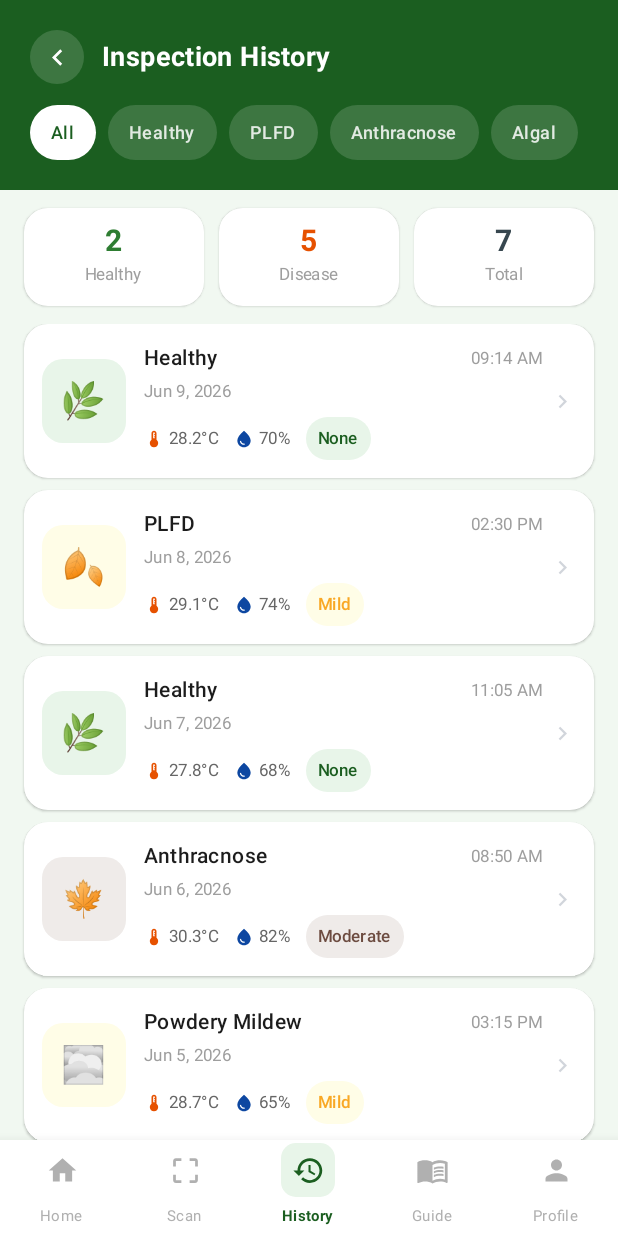
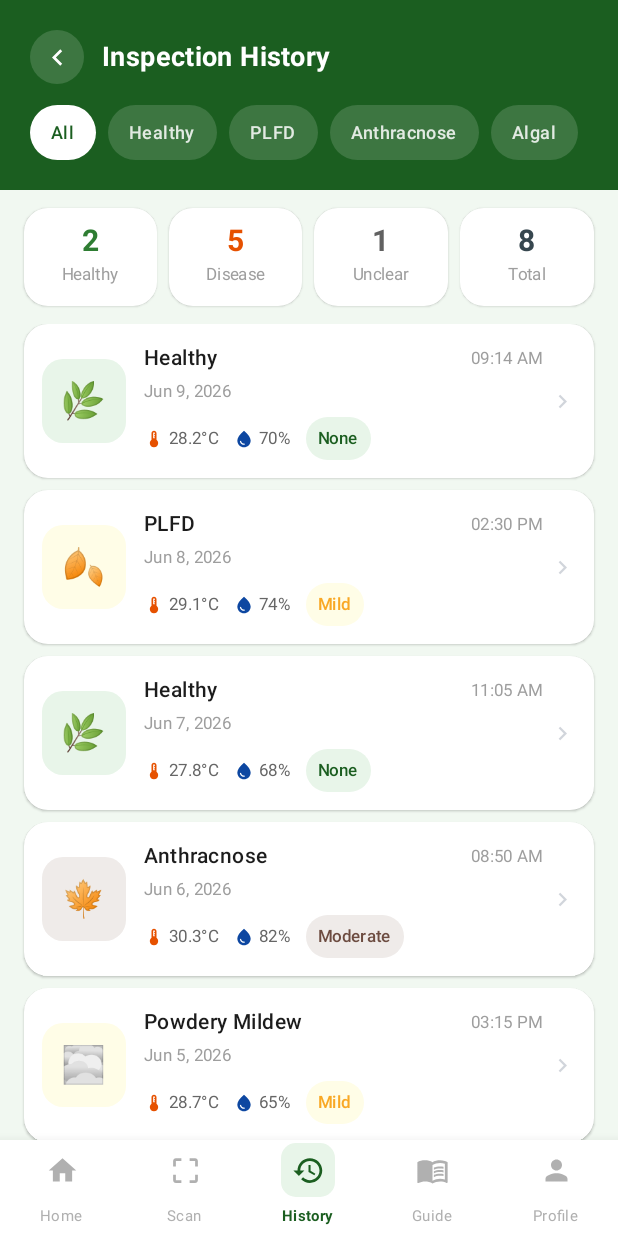
Before and after one commit to Queenie0926/RubberScan, an Android app built with Jetpack Compose: the HistoryScreen screen opened through its navigation route, on a phone screen of 412 x 824 dp. Run offline under Robolectric (Android 15) with nearby library versions, the light colour scheme and no system bars; our stand-ins replace Firebase (no records; nobody signed in at launch, a user with empty details on screens opened directly), Room's generated code.

Commit message:
Updated HistoryScreen.kt

```diff
--- a/app/src/main/java/com/example/rubberscan/HistoryScreen.kt
+++ b/app/src/main/java/com/example/rubberscan/HistoryScreen.kt
@@ -43,10 +43,12 @@
     InspectionRecord(4, "Jun 6, 2026",  "08:50 AM", "Anthracnose",     "Moderate", "30.3°C", "82%", Color(0xFF6D4C41), Color(0xFFEFEBE9), "🍁"),
     InspectionRecord(5, "Jun 5, 2026",  "03:15 PM", "Powdery Mildew",  "Mild",     "28.7°C", "65%", Color(0xFFF9A825), Color(0xFFFFFDE7), "🌫️"),
     InspectionRecord(6, "Jun 4, 2026",  "10:30 AM", "Algal",   "Mild",     "29.5°C", "85%", Color(0xFF00838F), Color(0xFFE0F7FA), "🟢"),
-    InspectionRecord(7, "Jun 3, 2026",  "09:00 AM", "PLFD",    "Severe",   "31.2°C", "88%", Color(0xFFC62828), Color(0xFFFFEBEE), "🍂")
+    InspectionRecord(7, "Jun 3, 2026",  "09:00 AM", "PLFD",    "Severe",   "31.2°C", "88%", Color(0xFFC62828), Color(0xFFFFEBEE), "🍂"),
+    InspectionRecord(8, "Jun 2, 2026", "01:20 PM", result   = "Unidentified", severity = "N/A", temp = "—", humidity = "—", color    = Color(0xFF616161), bg = Color(0xFFF0F0F0), emoji    = "❓")
 )
 
-private val filters = listOf("All", "Healthy", "PLFD", "Anthracnose", "Algal", "Powdery Mildew")
+
+private val filters = listOf("All", "Healthy", "PLFD", "Anthracnose", "Algal", "Powdery Mildew", "Unidentified")
 
 // ── History Screen ─────────────────────────────────────────
 @Composable
@@ -59,9 +61,10 @@
     val filtered = if (activeFilter == "All") sampleRecords
     else sampleRecords.filter { it.result == activeFilter }
 
-    val healthyCount  = sampleRecords.count { it.result == "Healthy" }
-    val diseaseCount  = sampleRecords.count { it.result != "Healthy" }
-    val totalCount    = sampleRecords.size
+    val healthyCount      = sampleRecords.count { it.result == "Healthy" }
+    val diseaseCount      = sampleRecords.count { it.result != "Healthy" && it.result != "Unidentified" }
+    val unidentifiedCount = sampleRecords.count { it.result == "Unidentified" }
+    val totalCount        = sampleRecords.size
 
     Column(
         modifier = Modifier
@@ -137,14 +140,12 @@
             modifier = Modifier
                 .fillMaxWidth()
                 .padding(horizontal = 16.dp, vertical = 12.dp),
-            horizontalArrangement = Arrangement.spacedBy(10.dp)
+            horizontalArrangement = Arrangement.spacedBy(8.dp)
         ) {
-            StatCard("$healthyCount", "Healthy",
-                Color(0xFF2E7D32), Modifier.weight(1f))
-            StatCard("$diseaseCount", "Disease",
-                Color(0xFFE65100), Modifier.weight(1f))
-            StatCard("$totalCount",  "Total",
-                Color(0xFF37474F), Modifier.weight(1f))
+            StatCard("$healthyCount",      "Healthy", Color(0xFF2E7D32), Modifier.weight(1f))
+            StatCard("$diseaseCount",      "Disease", Color(0xFFE65100), Modifier.weight(1f))
+            StatCard("$unidentifiedCount", "Unclear", Color(0xFF616161), Modifier.weight(1f))
+            StatCard("$totalCount",        "Total",   Color(0xFF37474F), Modifier.weight(1f))
         }
 
         // ── Records List ────────────────────────────────────
```
Also changed, not shown: gradle/wrapper/gradle-wrapper.properties.
